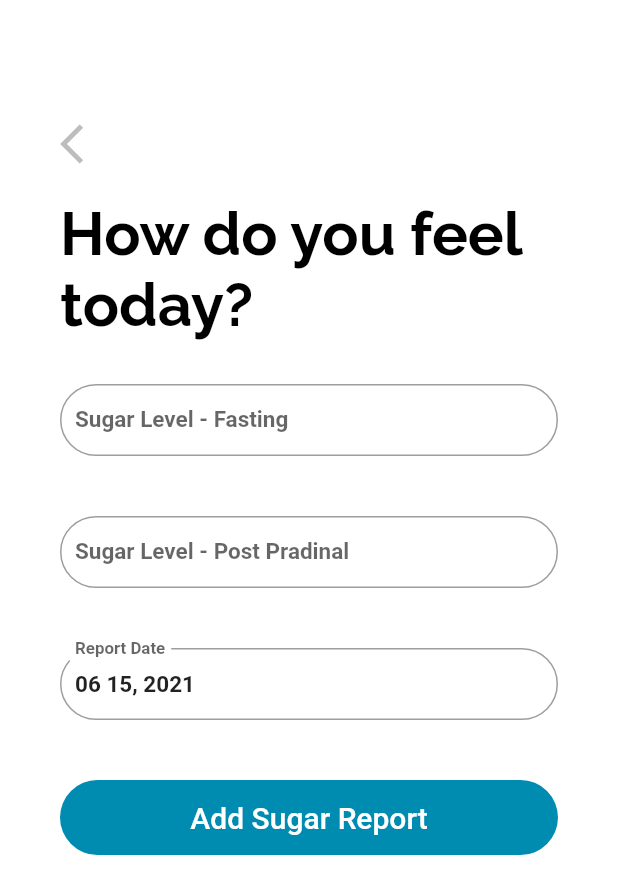
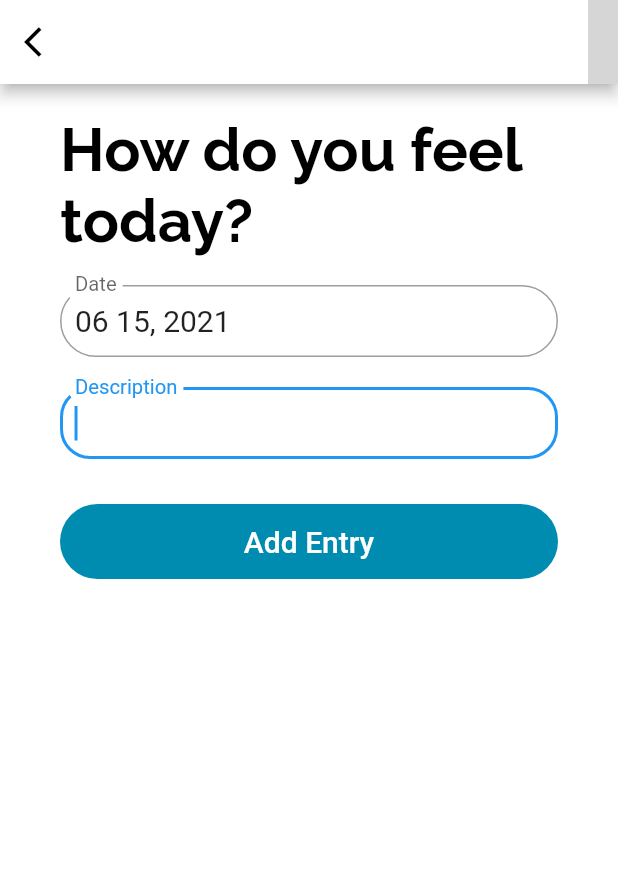
Before and after one commit to Kavindu-Tharaka/MedAlert, a Flutter app: the AddDiary screen opened directly, on a phone screen of 412 x 824 dp. Shown: the top 894 px of the screen. Run offline on Flutter 3.47's test engine with Material 2 defaults, Android fonts, the phone set to English and light mode, and no system bars; our stand-ins replace after_layout, animated_splash_screen, flutter_local_notifications, flutter_native_timezone, numberpicker, percent_indicator and 4 more; missing offline and left inert: colorlizer; accounts and stored records are empty; grey boxes are pictures that could not be loaded.

Commit message:
D002 | feat: Initialize add diary

```diff
--- a/lib/screens/add_diary.dart
+++ b/lib/screens/add_diary.dart
@@ -55,23 +55,26 @@ class _AddDiaryState extends State<AddDiary> {
   @override
   Widget build(BuildContext context) {
     return Scaffold(
+      appBar: AppBar(
+        leading: IconButton(
+          icon: Icon(Icons.arrow_back_ios),
+          onPressed: () => Navigator.pop(context),
+        ),
+        actions: [
+          Image.asset(
+            'assets\\images\\MedAlert_Logo.png',
+            height: 20,
+          ),
+        ],
+      ),
       body: GestureDetector(
         onTap: () => FocusScope.of(context).unfocus(),
         child: SingleChildScrollView(
           child: Container(
-            padding: EdgeInsets.symmetric(horizontal: 40.0, vertical: 80.0),
+            padding: EdgeInsets.symmetric(horizontal: 40.0, vertical: 20.0),
             child: Column(
               crossAxisAlignment: CrossAxisAlignment.start,
               children: <Widget>[
-                GestureDetector(
-                  onTap: () => Navigator.pop(context),
-                  child: Icon(
-                    Icons.arrow_back_ios,
-                    size: 32,
-                    color: Colors.black26,
-                  ),
-                ),
-                SizedBox(height: 20.0),
                 Text(
                   widget.diaryFields == null
                       ? 'How do you feel today?'
@@ -89,25 +92,22 @@ class _AddDiaryState extends State<AddDiary> {
                   child: Column(
                     children: <Widget>[
                       Padding(
-                        padding: EdgeInsets.symmetric(vertical: 20.0),
+                        padding: EdgeInsets.symmetric(vertical: 10.0),
                         child: TextFormField(
-                          onEditingComplete: () {
-                            FocusScope.of(context).nextFocus();
-                          },
                           autofocus: false,
-                          // controller: medicineNameController,
-                          maxLines: 1,
-                          keyboardType: TextInputType.number,
+                          controller: _dateController,
+                          onTap: _handleDatePicker,
+                          // keyboardType: TextInputType.number,
                           style: TextStyle(
                             color: Colors.black87,
-                            fontWeight: FontWeight.bold,
-                            fontSize: 15,
+                            fontWeight: FontWeight.normal,
+                            fontSize: 20,
                           ),
                           decoration: InputDecoration(
                             contentPadding: const EdgeInsets.all(10.0),
-                            labelText: 'Sugar Level - Fasting',
+                            labelText: 'Date',
                             labelStyle: TextStyle(
-                              fontSize: 15,
+                              fontSize: 18,
                             ),
                             border: OutlineInputBorder(
                               borderRadius: BorderRadius.circular(40),
@@ -115,11 +115,8 @@ class _AddDiaryState extends State<AddDiary> {
                                   color: Colors.black,
                                   style: BorderStyle.solid),
                             ),
-                            hintText: 'mgs/dl',
                             hintStyle: TextStyle(color: Colors.white70),
                           ),
-                          onSaved: (input) => _diaryFieldsLevelF = input,
-                          initialValue: _diaryFieldsLevelF,
                           validator: (value) {
                             if (value.isEmpty) {
                               return 'Can not be empty!';
@@ -129,71 +126,36 @@ class _AddDiaryState extends State<AddDiary> {
                         ),
                       ),
                       Padding(
-                        padding: EdgeInsets.symmetric(vertical: 20.0),
+                        padding: EdgeInsets.symmetric(vertical: 10.0),
                         child: TextFormField(
                           onEditingComplete: () {
                             FocusScope.of(context).nextFocus();
                           },
-                          autofocus: false,
-                          // controller: medicineNameController,
-                          maxLines: 1,
-                          keyboardType: TextInputType.number,
+                          autofocus: true,
+                          maxLines: null,
+                          keyboardType: TextInputType.text,
                           style: TextStyle(
                             color: Colors.black87,
-                            fontWeight: FontWeight.bold,
-                            fontSize: 15,
+                            fontWeight: FontWeight.normal,
+                            fontSize: 20,
                           ),
                           decoration: InputDecoration(
                             contentPadding: const EdgeInsets.all(10.0),
-                            labelText: 'Sugar Level - Post Pradinal',
+                            labelText: 'Description',
                             labelStyle: TextStyle(
-                              fontSize: 15,
+                              fontSize: 18,
                             ),
                             border: OutlineInputBorder(
-                              borderRadius: BorderRadius.circular(40),
+                              borderRadius: BorderRadius.circular(20),
                               borderSide: BorderSide(
                                   color: Colors.black,
                                   style: BorderStyle.solid),
                             ),
-                            hintText: 'mgs/dl',
+                            hintText: 'Description',
                             hintStyle: TextStyle(color: Colors.white70),
                           ),
-                          onSaved: (input) => _diaryFieldsLevelPP = input,
-                          initialValue: _diaryFieldsLevelPP,
-                          validator: (value) {
-                            if (value.isEmpty) {
-                              return 'Can not be empty!';
-                            }
-                            return null;
-                          },
-                        ),
-                      ),
-                      Padding(
-                        padding: EdgeInsets.symmetric(vertical: 20.0),
-                        child: TextFormField(
-                          autofocus: false,
-                          controller: _dateController,
-                          onTap: _handleDatePicker,
-                          // keyboardType: TextInputType.number,
-                          style: TextStyle(
-                            color: Colors.black87,
-                            fontWeight: FontWeight.bold,
-                            fontSize: 15,
-                          ),
-                          decoration: InputDecoration(
-                            contentPadding: const EdgeInsets.all(10.0),
-                            labelText: 'Report Date',
-                            labelStyle: TextStyle(
-                              fontSize: 15,
-                            ),
-                            border: OutlineInputBorder(
-                              borderRadius: BorderRadius.circular(40),
-                              borderSide: BorderSide(
-                                  color: Colors.black,
-                                  style: BorderStyle.solid),
-                            ),
-                            hintStyle: TextStyle(color: Colors.white70),
-                          ),
+                          onSaved: (input) => _diaryFieldsLevelF = input,
+                          initialValue: _diaryFieldsLevelF,
                           validator: (value) {
                             if (value.isEmpty) {
                               return 'Can not be empty!';
@@ -220,8 +182,8 @@ class _AddDiaryState extends State<AddDiary> {
                                   MaterialStateProperty.all(Color(0XFF008bb0))),
                           child: Text(
                             widget.diaryFields == null
-                                ? 'Add Sugar Report'
-                                : 'Update Report',
+                                ? 'Add Entry'
+                                : 'Update Diary',
                             style:
                                 TextStyle(color: Colors.white, fontSize: 20.0),
                           ),
```
